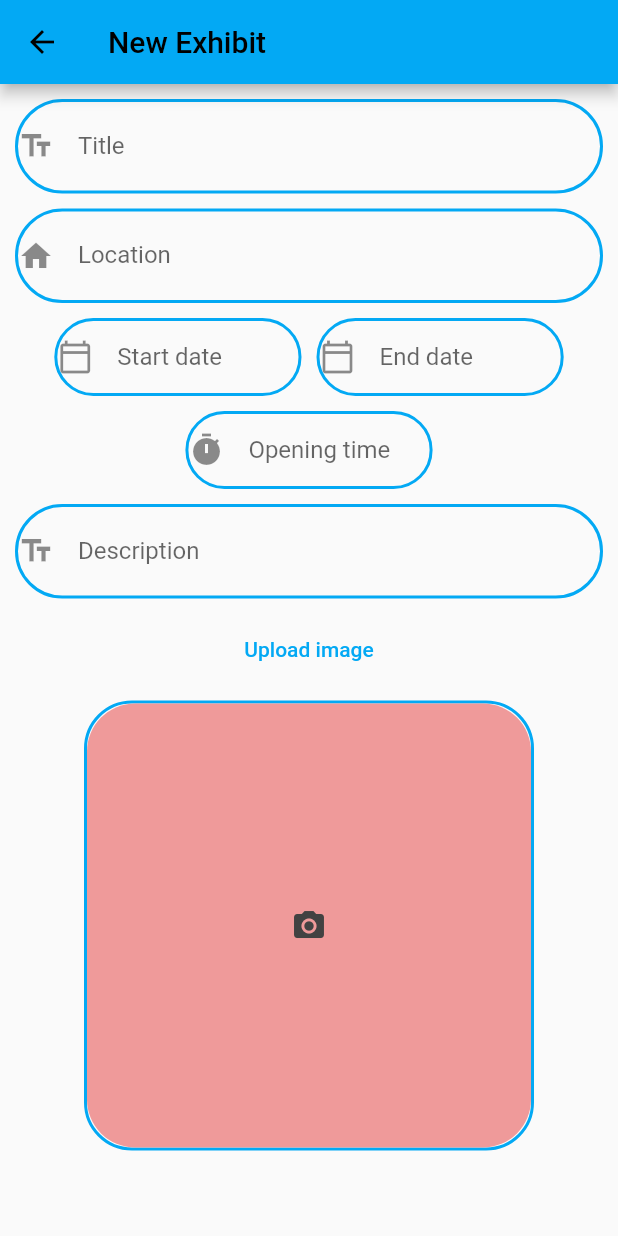
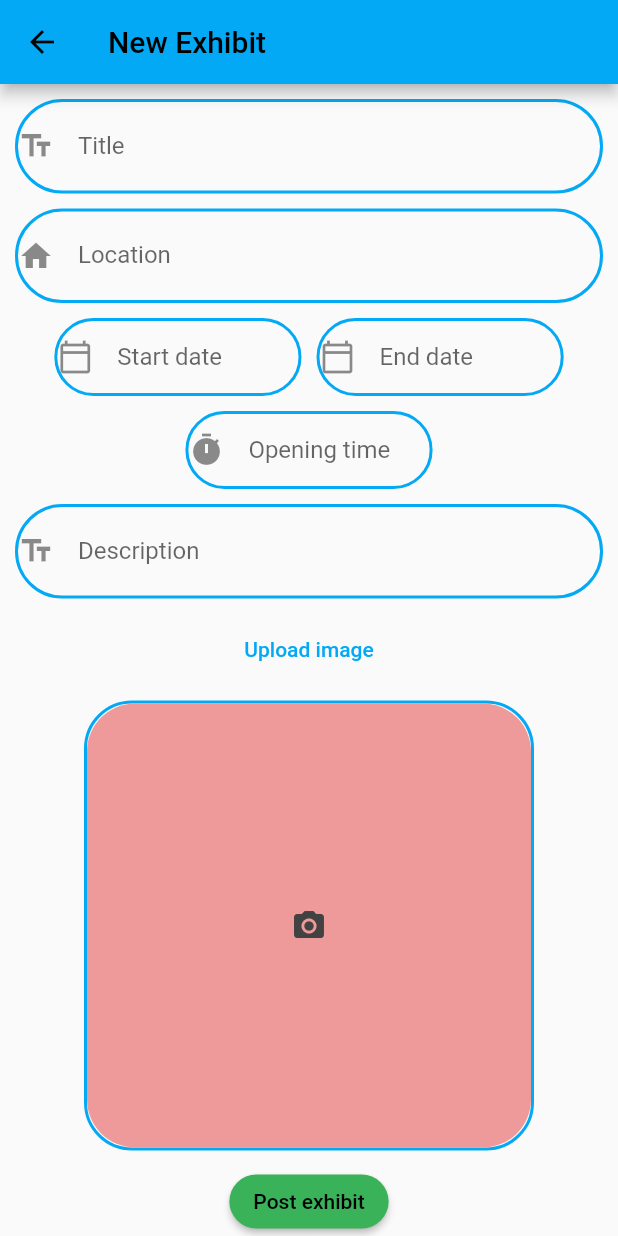
Before and after one commit to fico45/ArtGallery, a Flutter app: the NewExhibit screen opened by its route, on a phone screen of 412 x 824 dp. Run offline on Flutter 3.47's test engine with Material 2 defaults, Android fonts, the light colour scheme and no system bars; drawn by our look-alikes of date_time_picker; our stand-ins replace cloud_firestore, fancy_bottom_navigation, firebase_auth, firebase_core, firebase_storage, google_sign_in and 1 more; missing offline and left inert: flutter_google_places, google_maps_webservice; accounts and stored records are empty.

Commit message:
Exhibit data model added, NewExhibit working

```diff
--- /dev/null
+++ b/lib/data/model/exhibit_data_model.dart
@@ -0,0 +1,76 @@
+import 'dart:typed_data';
+
+import 'package:cloud_firestore/cloud_firestore.dart';
+
+class Exhibit {
+  DateTime createdAt;
+  String description;
+  DateTime startDate;
+  DateTime endDate;
+  String openingTime;
+  String? exhibitImageUrl;
+  String location;
+  String title;
+  String userId;
+  String userImageUrl;
+  String username;
+
+  Exhibit({
+    required this.createdAt,
+    required this.description,
+    required this.startDate,
+    required this.endDate,
+    required this.openingTime,
+    this.exhibitImageUrl,
+    required this.location,
+    required this.title,
+    required this.userId,
+    required this.userImageUrl,
+    required this.username,
+  });
+
+  Exhibit.fromMap(
+    Map<String, dynamic> map,
+  )   : createdAt = DateTime.parse((map['createdAt']).toDate().toString()),
+        description = (map['description']),
+        startDate = DateTime.parse((map['startDate'])),
+        endDate = DateTime.parse((map['endDate'])),
+        openingTime = (map['openingTime']),
+        exhibitImageUrl = (map['exhibitImageUrl']),
+        location = (map['location']),
+        title = (map['title']),
+        userId = (map['userId']),
+        userImageUrl = (map['userImage']),
+        username = (map['username']);
+
+  Exhibit.fromSnapshot(DocumentSnapshot snapshot)
+      : this.fromMap(snapshot.data() as Map<String, dynamic>);
+
+  factory Exhibit.fromJson(Map<String, dynamic> json) {
+    return Exhibit(
+      createdAt: json['createdAt'],
+      description: json['description'],
+      startDate: json['startDate'],
+      endDate: json['endDate'],
+      openingTime: json['openingTime'],
+      exhibitImageUrl: json['exhibitImageUrl'],
+      location: json['location'],
+      title: json['title'],
+      userId: json['userId'],
+      userImageUrl: json['userImageUrl'],
+      username: json['username'],
+    );
+  }
+}
+
+class Exhibits {
+  List<Exhibit> exhibits;
+
+  Exhibits({
+    required this.exhibits,
+  });
+
+  factory Exhibits.fromJson(Map<String, dynamic> json) {
+    return Exhibits(exhibits: json['exhibit']);
+  }
+}
--- a/lib/main.dart
+++ b/lib/main.dart
@@ -28,7 +28,7 @@ class MyApp extends StatelessWidget {
             shape: RoundedRectangleBorder(
               borderRadius: BorderRadius.circular(20),
             ),
-            primary: Colors.deepPurple,
+            primary: Color.fromARGB(255, 57, 178, 89),
           ),
         ),
         colorScheme: ColorScheme.fromSwatch(primarySwatch: Colors.lightBlue)
--- a/lib/widgets/exhibit/new_exhibit.dart
+++ b/lib/widgets/exhibit/new_exhibit.dart
@@ -2,6 +2,7 @@ import 'dart:io';
 
 import 'package:date_time_picker/date_time_picker.dart';
 import 'package:firebase_auth/firebase_auth.dart';
+import 'package:firebase_storage/firebase_storage.dart';
 import 'package:flutter/material.dart';
 import 'package:cloud_firestore/cloud_firestore.dart';
 import 'package:image_picker/image_picker.dart';
@@ -47,20 +48,28 @@ class _NewExhibitState extends State<NewExhibit> {
         .collection('users')
         .doc(currentUser.uid)
         .get();
+
+    final ref = FirebaseStorage.instance
+        .ref()
+        .child('exhibit_images')
+        .child(currentUser.uid + '-' + Timestamp.now().toString() + '.jpg');
+    await ref.putFile(File(_image!.path));
+    final _url = await ref.getDownloadURL();
     FirebaseFirestore.instance.collection('exhibits').add({
-      'createdAt': Timestamp.now(),
+      'createdAt': DateTime.now(),
       'userId': currentUser.uid,
       'username': userData['username'],
       'userImage': userData['image_url'],
       'description': _description,
       'title': _title,
-      'location': _location,
+      'location': _place.text,
       'startDate': _startDate,
       'endDate': _endDate,
       'openingTime': _openingTime,
-      'exhibitImage': '',
+      'exhibitImage': _url,
     });
     _place.clear();
+    Navigator.of(context).pop();
   }
 
   @override
@@ -282,6 +291,11 @@ class _NewExhibitState extends State<NewExhibit> {
                         ),
                       ),
               ),
+              SizedBox(
+                height: 10,
+              ),
+              ElevatedButton(
+                  onPressed: _postExhibit, child: Text('Post exhibit')),
             ],
           ),
         ),
```
Also changed, not shown: lib/screens/profile.dart (+36 -0 lines), pubspec.yaml (+4 -4 lines), pubspec.lock, 9 other files.
